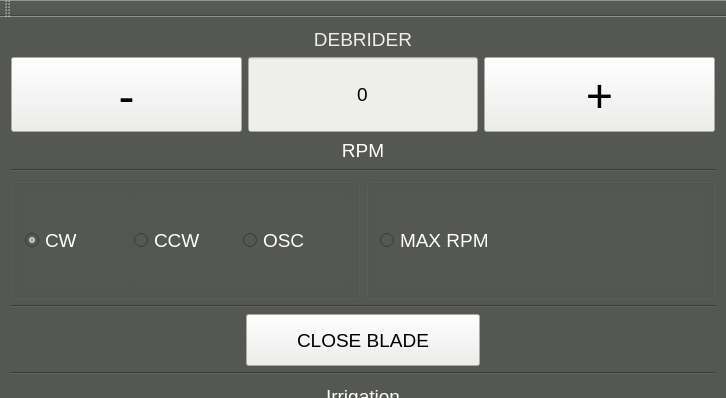
Before: the Qt Designer form mainwindow.ui in veysiadn/DebriderController, drawn with Qt 5; both pictures show x 0 to 726 and y 0 to 398 of the 726 by 760 pixel window.
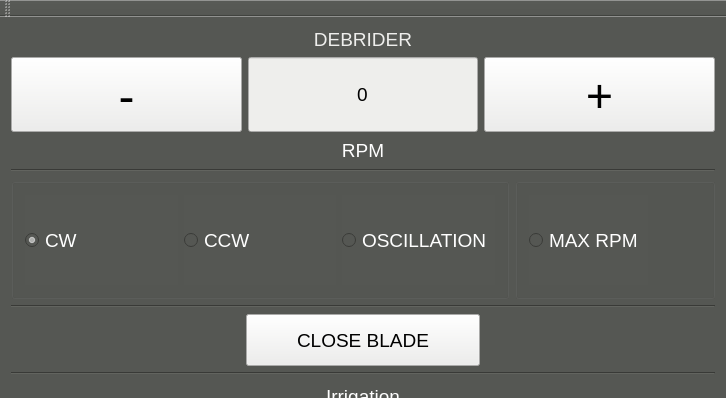
After: the same form once the commit is applied. Icons and pictures are not drawn.

```diff
--- a/mainwindow.ui
+++ b/mainwindow.ui
@@ -232,14 +232,14 @@
             <bool>true</bool>
            </property>
            <property name="sizePolicy">
-            <sizepolicy hsizetype="Expanding" vsizetype="Minimum">
+            <sizepolicy hsizetype="Preferred" vsizetype="Minimum">
              <horstretch>0</horstretch>
              <verstretch>0</verstretch>
             </sizepolicy>
            </property>
            <property name="minimumSize">
             <size>
-             <width>0</width>
+             <width>100</width>
              <height>90</height>
             </size>
            </property>
@@ -264,14 +264,14 @@
          <item>
           <widget class="QRadioButton" name="radioCCW">
            <property name="sizePolicy">
-            <sizepolicy hsizetype="Expanding" vsizetype="Minimum">
+            <sizepolicy hsizetype="Preferred" vsizetype="Minimum">
              <horstretch>0</horstretch>
              <verstretch>0</verstretch>
             </sizepolicy>
            </property>
            <property name="minimumSize">
             <size>
-             <width>0</width>
+             <width>100</width>
              <height>90</height>
             </size>
            </property>
@@ -291,14 +291,14 @@
          <item>
           <widget class="QRadioButton" name="radioOSC">
            <property name="sizePolicy">
-            <sizepolicy hsizetype="Expanding" vsizetype="Minimum">
+            <sizepolicy hsizetype="Preferred" vsizetype="Minimum">
              <horstretch>0</horstretch>
              <verstretch>0</verstretch>
             </sizepolicy>
            </property>
            <property name="minimumSize">
             <size>
-             <width>0</width>
+             <width>150</width>
              <height>90</height>
             </size>
            </property>
@@ -312,7 +312,7 @@
 </string>
            </property>
            <property name="text">
-            <string>OSC</string>
+            <string>OSCILLATION</string>
            </property>
           </widget>
          </item>
@@ -322,14 +322,14 @@
       <item>
        <widget class="QGroupBox" name="BoxMAXRPM">
         <property name="sizePolicy">
-         <sizepolicy hsizetype="Expanding" vsizetype="Expanding">
+         <sizepolicy hsizetype="Maximum" vsizetype="Expanding">
           <horstretch>0</horstretch>
           <verstretch>0</verstretch>
          </sizepolicy>
         </property>
         <property name="minimumSize">
          <size>
-          <width>0</width>
+          <width>200</width>
           <height>0</height>
          </size>
         </property>
@@ -368,6 +368,19 @@
            </property>
           </widget>
          </item>
+         <item>
+          <spacer name="horizontalSpacer_5">
+           <property name="orientation">
+            <enum>Qt::Horizontal</enum>
+           </property>
+           <property name="sizeHint" stdset="0">
+            <size>
+             <width>40</width>
+             <height>20</height>
+            </size>
+           </property>
+          </spacer>
+         </item>
         </layout>
        </widget>
       </item>
```
